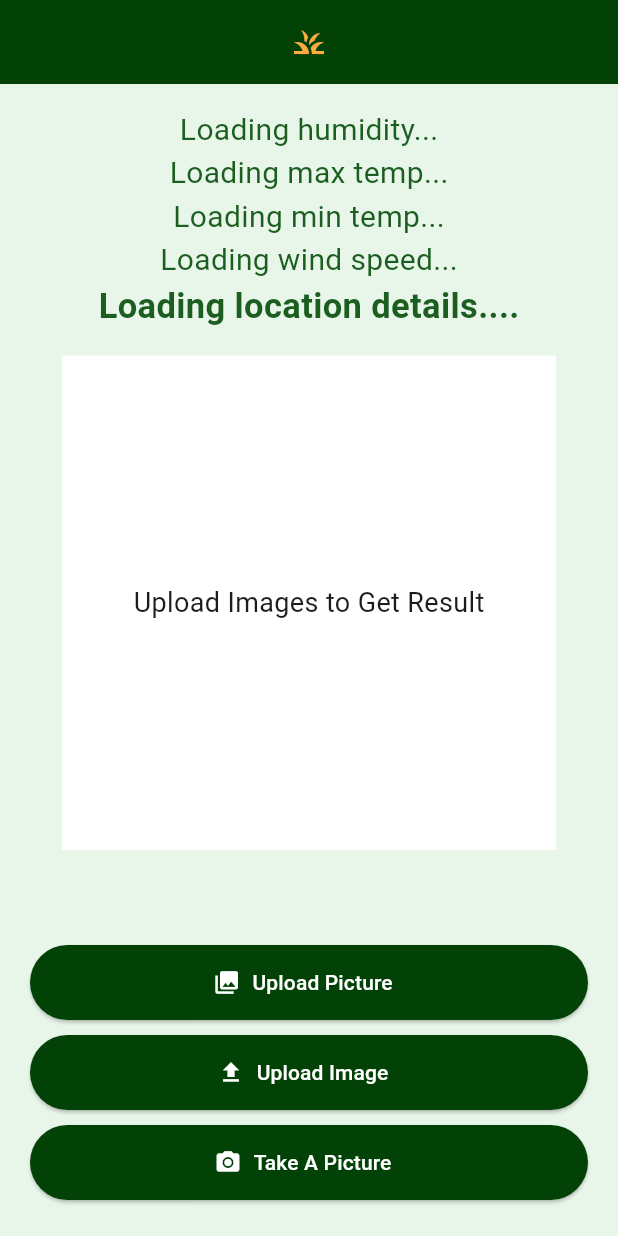
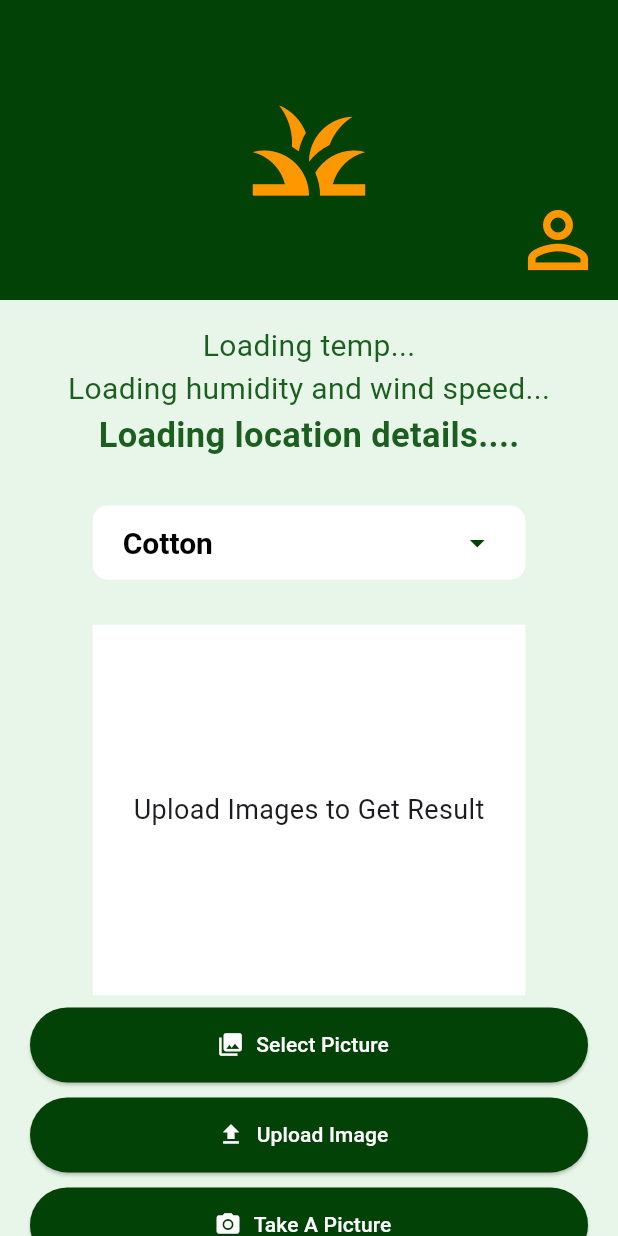
Before and after one commit to ananya-dhiman/Fasal-Forecast, a Flutter app: the HomePage screen opened directly, on a phone screen of 412 x 824 dp. Run offline on Flutter 3.47's test engine with Material 3 defaults, Android fonts, the phone set to English and light mode, and no system bars; our stand-ins replace camera, dio, image_picker; missing offline and left inert: translator; network calls fail.

Commit message:
final addition

```diff
--- a/template/lib/screens/upload_photo.dart
+++ b/template/lib/screens/upload_photo.dart
@@ -35,8 +35,9 @@ class _HomePageState extends State<HomePage> {
   double? windSpeed;
   String? region;
   String? city;
+  String selectedCrop = 'co';
   String previewText = 'Upload Images to Get Result';
-  String uploadText = 'Upload Picture';
+  String uploadText = 'Select Picture';
   String takePictureText = 'Take A Picture';
   File? _image; // Local state to store the selected image
   Dio dio = Dio(); // Create Dio instance
@@ -64,8 +65,8 @@ class _HomePageState extends State<HomePage> {
         });
 
         // Translate all texts based on the preset language
-        previewText = await translateText('Preview');
-        uploadText = await translateText('Upload Picture');
+        previewText = await translateText('Upload Images to Get Result');
+        uploadText = await translateText('Select Picture');
         takePictureText = await translateText('Take A Picture');
 
         setState(() {});
@@ -139,24 +140,35 @@ class _HomePageState extends State<HomePage> {
 
   @override
   Widget build(BuildContext context) {
-
-      return Scaffold(
+    return Scaffold(
       appBar: AppBar(
+        toolbarHeight: 200,
         backgroundColor: const Color(0xFF024206),
-        elevation: 0,
-
-          title:const Center(
-          child: Padding(
-      padding: EdgeInsets.all(0),
-
-          child: Icon(
-            Icons.grass,
-            color: Colors.orangeAccent,
-          ),
-        ),
+        automaticallyImplyLeading: false,
+        flexibleSpace: const Stack(
+          fit: StackFit.expand,
+          children: [
+            // Centered grass icon
+            Center(
+              child: Icon(
+                Icons.grass,
+                size: 90,
+                color: Colors.orange,
+              ),
+            ),
+            // Positioned bottom-right icon
+            Positioned(
+              right: 10,
+              bottom: 10,
+              child: Icon(
+                Icons.perm_identity_sharp,
+                size: 60,
+                color: Colors.orange,
+              ),
+            ),
+          ],
         ),
       ),
-
       body: Container(
         color: Colors.green[50],
         child: Column(
@@ -164,29 +176,60 @@ class _HomePageState extends State<HomePage> {
           children: [
             const SizedBox(height: 16),
             Text(
-              humidity != null ? 'Humidity: $humidity%' : 'Loading humidity...',
+              tempMax != null ? 'Max Temp: $tempMax°C   Min Temp: $tempMin°C' : 'Loading temp...',
               style: TextStyle(fontSize: 20, color: Colors.green[900]),
             ),
             Text(
-              tempMax != null ? 'Max Temp: $tempMax°C' : 'Loading max temp...',
-              style: TextStyle(fontSize: 20, color: Colors.green[900]),
-            ),
-            Text(
-              tempMin != null ? 'Min Temp: $tempMin°C' : 'Loading min temp...',
-              style: TextStyle(fontSize: 20, color: Colors.green[900]),
-            ),
-            Text(
-              windSpeed != null ? 'Wind Speed: $windSpeed m/s' : 'Loading wind speed...',
+              humidity != null ? 'Humidity: $humidity%      Wind Speed: $windSpeed m/s' : 'Loading humidity and wind speed...',
               style: TextStyle(fontSize: 20, color: Colors.green[900]),
             ),
             Text(
               city != null && region != null ? 'Location: $city, $region' : 'Loading location details....',
               style: TextStyle(fontSize: 23, color: Colors.green[900], fontWeight: FontWeight.bold),
             ),
-            const SizedBox(height: 16),
+            const SizedBox(height: 30),
+            Center(
+              child: Container(
+                padding: const EdgeInsets.symmetric(horizontal: 20, vertical: 5), // Padding inside the container
+                width: MediaQuery.of(context).size.width * 0.7,
+                height: MediaQuery.of(context).size.height * 0.06,
+                decoration: BoxDecoration(
+                  color: Colors.white, // Background color of the dropdown
+                  borderRadius: BorderRadius.circular(10), // Rounded corners
+                ),
+                child: DropdownButtonHideUnderline(
+                  child: DropdownButton<String>(
+                    value: selectedCrop,
+                    items: const [
+                      DropdownMenuItem(value: 'co', child: Text('Cotton', textAlign: TextAlign.center)),
+                      DropdownMenuItem(value: 'wh', child: Text('Wheat', textAlign: TextAlign.center)),
+                      DropdownMenuItem(value: 'su', child: Text('Sugarcane', textAlign: TextAlign.center)),
+                      DropdownMenuItem(value: 'ma', child: Text('Maize', textAlign: TextAlign.center)),
+                    ],
+                    onChanged: (String? newValue) {
+                      setState(() {
+                        selectedCrop = newValue ?? 'co';
+                      });
+                    },
+                    isExpanded: true,
+                    style: const TextStyle(
+                      fontSize: 20,
+                      fontWeight: FontWeight.bold,
+                      color: Colors.black,
+                    ),
+                    dropdownColor: Colors.white,
+                    icon: const Icon(
+                      Icons.arrow_drop_down,
+                      color: Color(0xFF024206), // Arrow color
+                    ),
+                  ),
+                ),
+              ),
+            ),
+            const SizedBox(height: 30),
             Container(
-              width: MediaQuery.of(context).size.width * 0.8,
-              height: MediaQuery.of(context).size.height * 0.4,
+              width: MediaQuery.of(context).size.width * 0.7,
+              height: MediaQuery.of(context).size.height * 0.3,
               color: Colors.white,
               child: Center(
                 child: _image == null
@@ -219,27 +262,19 @@ class _HomePageState extends State<HomePage> {
                   ),
                   const SizedBox(height: 10),
                   ElevatedButton.icon(
-                    onPressed:() {
+                    onPressed: () {
                       _uploadImage();
-                      // if (_image != null)
-                      //   // Navigator.push(
-                      //   //   context,
-                      //   //   MaterialPageRoute(
-                      //   //     builder: (context) => const Page9(), // seed_reward
-                      //   //   ),
-                      //   // );
-                      // else
-                      //   showNoImageAlertDialog(context); // Show alert if no image is selected
-                      if (_image != null)
+                      if (_image != null) {
                         Navigator.push(
                           context,
                           MaterialPageRoute(
-                            builder: (context) => const Page8(), //Result
+                            builder: (context) => const Page10(), //Result
                           ),
                         );
-                      else
+                      } else {
                         showNoImageAlertDialog(context); // Show alert if no image is selected
-                    },// Upload the selected image
+                      }
+                    },
                     icon: const Icon(
                       Icons.upload,
                       color: Colors.white,
@@ -256,12 +291,6 @@ class _HomePageState extends State<HomePage> {
                   const SizedBox(height: 10),
                   ElevatedButton.icon(
                     onPressed: () {
-                      // Navigator.push(
-                      //   context,
-                      //   MaterialPageRoute(
-                      //     builder: (context) => const Page7(), // Camera
-                      //   ),
-                      // );
                       // Add your take a picture function here
                     },
                     icon: const Icon(
@@ -284,7 +313,6 @@ class _HomePageState extends State<HomePage> {
           ],
         ),
       ),
-
     );
   }
 }
```
Also changed, not shown: template/lib/camera.dart (+4 -4 lines), template/lib/main.dart (+4 -4 lines), template/lib/screens/result.dart (+121 -23 lines).
